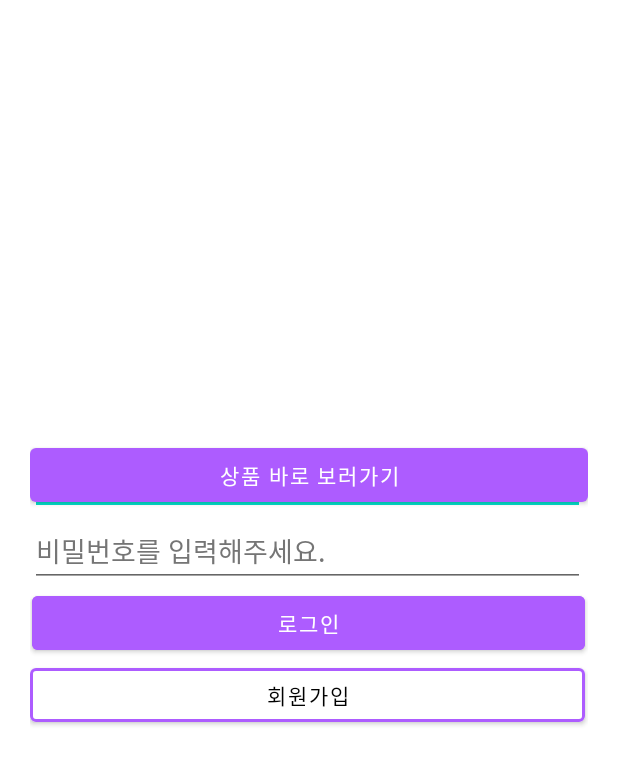
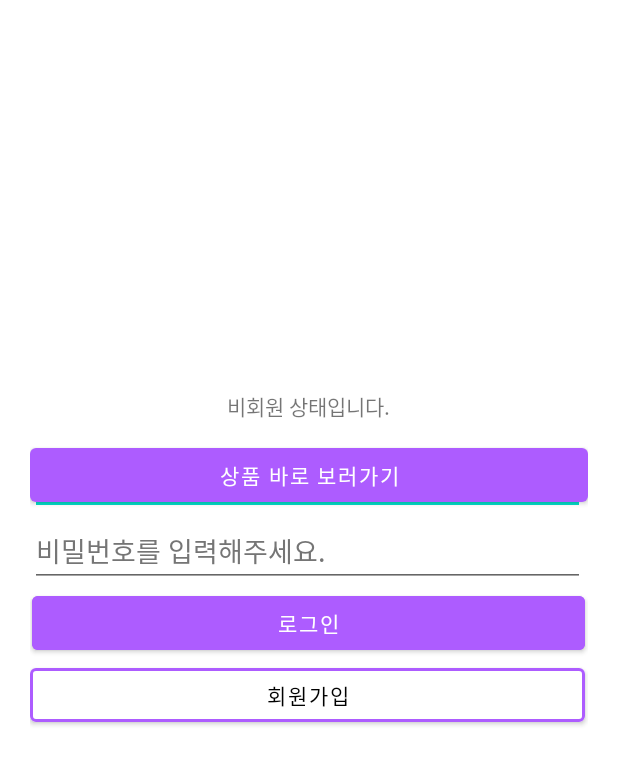
Before and after one commit to sanglim00/2022-02-MobileProgramming, an Android app: the layout activity_main.xml on its own in the app's theme, with its tools: preview values and no code run, on a phone screen of 412 x 824 dp. Shown: the top 765 px of the screen. Run offline under Robolectric (Android 15) with nearby library versions, the phone set to English and light mode, and no system bars.

Commit message:
feat. 회원가입 기능 수정

```diff
--- a/app/src/main/java/com/example/assignment/MainActivity.java
+++ b/app/src/main/java/com/example/assignment/MainActivity.java
@@ -9,6 +9,7 @@ import android.view.View;
 import android.widget.Button;
 import android.widget.EditText;
 import android.widget.TableLayout;
+import android.widget.TextView;
 import android.widget.Toast;
 
 
@@ -16,12 +17,16 @@ public class MainActivity extends AppCompatActivity {
     Button ProductBtn, loginBtn, JoinBtn;
     EditText userID, userPW;
 
+    TextView UserState ;
+
     Boolean LoginCheck = false;
 
     @Override
     protected void onCreate(Bundle savedInstanceState) {
         super.onCreate(savedInstanceState);
         setContentView(R.layout.activity_main);
+
+        UserState = (TextView) findViewById(R.id.UserState);
 
         ProductBtn = (Button) findViewById(R.id.productBtn);
         ProductBtn.setOnClickListener(new View.OnClickListener() {
@@ -55,6 +60,7 @@ public class MainActivity extends AppCompatActivity {
                 // 입력값과 저장된 값이 같을경우
                 if(userID.getText().toString().equals(id) && userPW.getText().toString().equals(pw)) {
                     LoginCheck = true;
+                    UserState.setText("회원 상태입니다.");
                     Intent intent = new Intent(getApplicationContext(), ProductActivity.class);
                     // 상품페이지에서 내 정보 확인 시 체크하기 위한 변수전달
                     intent.putExtra("LoginCheck", LoginCheck.booleanValue());
--- a/app/src/main/res/layout/activity_main.xml
+++ b/app/src/main/res/layout/activity_main.xml
@@ -16,7 +16,7 @@
         android:layout_alignParentBottom="true"
         android:layout_marginStart="0dp"
         android:layout_marginBottom="463dp"
-        android:text="상품 바로 보러가기" />
+        android:text="@string/showProduct" />
 
     <TableLayout
         android:id="@+id/NonMemberTable"
@@ -93,5 +93,16 @@
 
     </TableLayout>
 
+    <TextView
+        android:id="@+id/UserState"
+        android:layout_width="wrap_content"
+        android:layout_height="wrap_content"
+        android:layout_alignParentStart="true"
+        android:layout_alignParentTop="true"
+        android:layout_centerHorizontal="true"
+        android:layout_marginStart="131dp"
+        android:layout_marginTop="240dp"
+        android:text="@string/nonMemberState" />
+
 
 </RelativeLayout>
--- a/app/src/main/res/values/strings.xml
+++ b/app/src/main/res/values/strings.xml
@@ -24,4 +24,6 @@
     <string name="passwordCheck">비밀번호 확인</string>
     <string name="password">비밀번호</string>
     <string name="show_my_info">내 정보보기</string>
+    <string name="nonMemberState">비회원 상태입니다.</string>
+    <string name="showProduct">상품 바로 보러가기</string>
 </resources>
```
Also changed, not shown: app/src/main/java/com/example/assignment/JoinActivity.java (+20 -6 lines).
